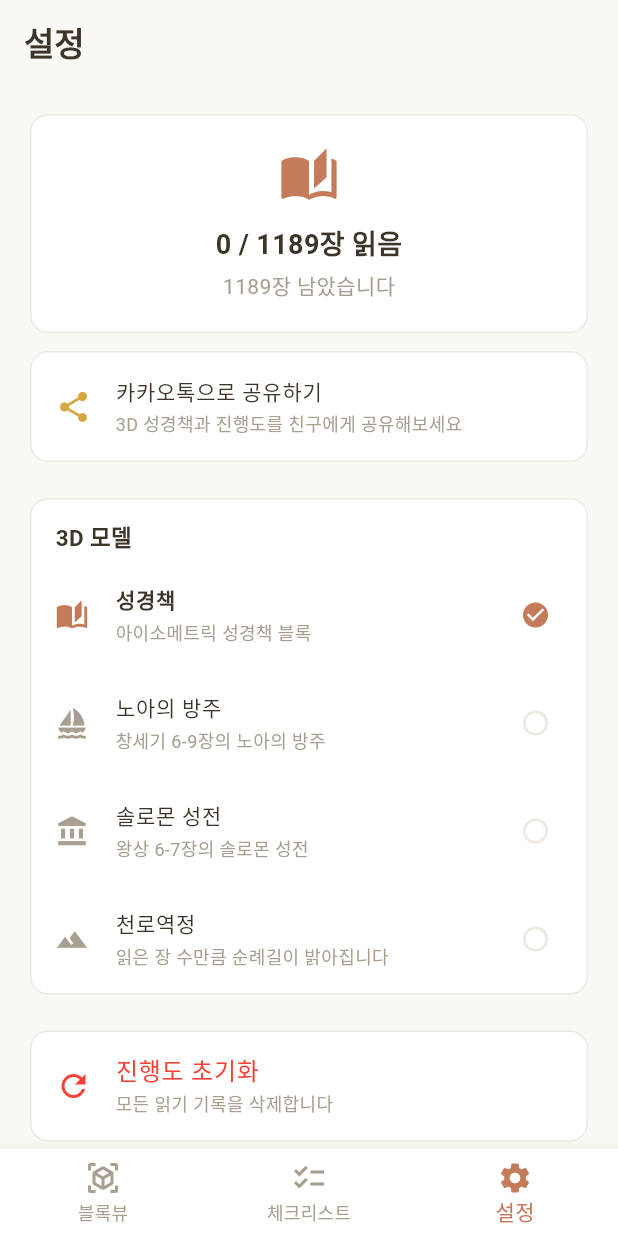
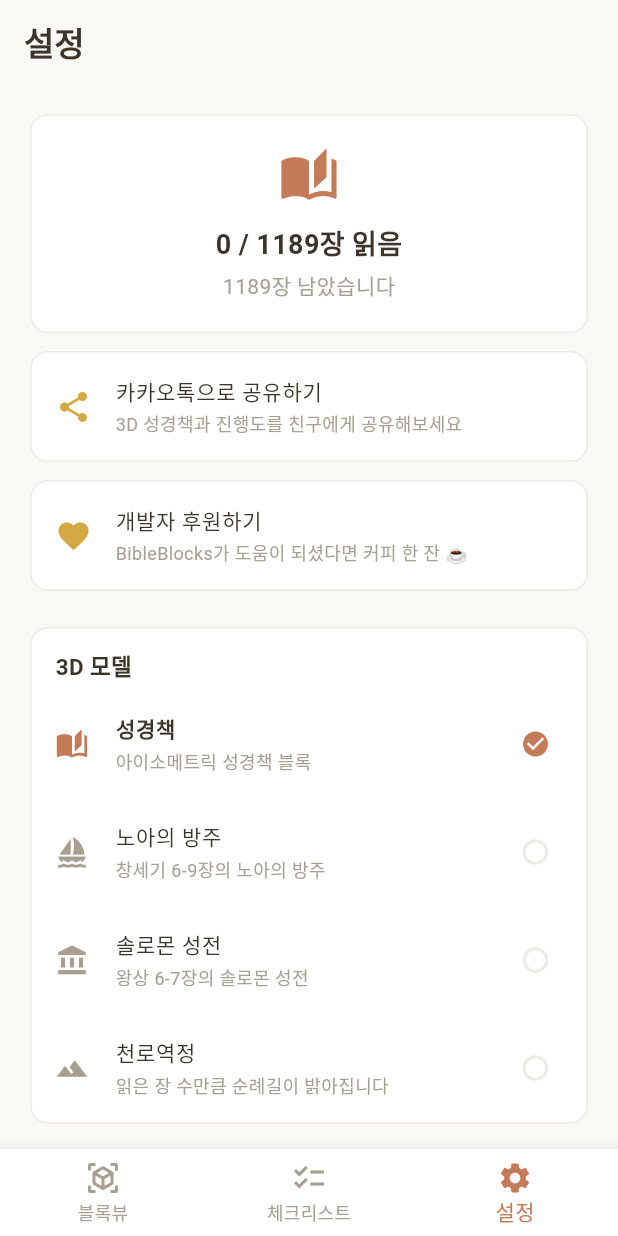
Before and after one commit to LeoParkProDev/BibleBlocks, a Flutter app: the SettingsScreen screen opened by its route, on a phone screen of 412 x 824 dp. Run offline on Flutter 3.47's test engine with Material 3 defaults, Android fonts, the phone set to English and light mode, and no system bars; our stand-ins replace cloud_firestore, firebase_core, flutter_riverpod, freezed_annotation, go_router, share_plus and 2 more; missing offline and left inert: dart:js_interop, kakao_flutter_sdk_user; accounts and stored records are empty.

Commit message:
feat: 설정에 개발자 후원하기 버튼 추가
- url_launcher로 후원 링크 열기 (URL은 placeholder — 결제 수단 확정 시 교체)
- 실패 시 SnackBar 안내, 위젯 테스트 2개

Co-Authored-By: Claude Opus 4.8 <noreply@anthropic.com>

```diff
--- a/lib/screens/settings/settings_screen.dart
+++ b/lib/screens/settings/settings_screen.dart
@@ -1,6 +1,7 @@
 import 'package:flutter/foundation.dart' show kIsWeb;
 import 'package:flutter/material.dart';
 import 'package:flutter_riverpod/flutter_riverpod.dart';
+import 'package:url_launcher/url_launcher.dart';
 
 import '../../data/bible_data.dart';
 import '../../models/bible_model.dart';
@@ -12,6 +13,9 @@ import '../../services/share_service.dart';
 import '../../services/share_service_web.dart'
     if (dart.library.io) '../../services/share_service_stub.dart' as platform;
 import '../../theme/app_colors.dart';
+
+/// 개발자 후원 링크 (Toss toss.me). 발급 후 이 한 줄만 교체하면 됩니다.
+const String _tossDonationUrl = 'https://toss.me/YOUR_TOSS_ID';
 
 class SettingsScreen extends ConsumerWidget {
   const SettingsScreen({super.key});
@@ -93,6 +97,35 @@ class SettingsScreen extends ConsumerWidget {
                     ),
                   ),
                   onTap: () => _shareProgress(context, ref),
+                ),
+              ),
+
+              const SizedBox(height: 12),
+
+              // 개발자 후원하기
+              Container(
+                decoration: BoxDecoration(
+                  color: AppColors.surface,
+                  borderRadius: BorderRadius.circular(12),
+                  border: Border.all(color: AppColors.border),
+                ),
+                child: ListTile(
+                  leading: const Icon(Icons.favorite, color: AppColors.gold),
+                  title: const Text(
+                    '개발자 후원하기',
+                    style: TextStyle(
+                      fontSize: 14,
+                      color: AppColors.textPrimary,
+                    ),
+                  ),
+                  subtitle: const Text(
+                    'BibleBlocks가 도움이 되셨다면 커피 한 잔 ☕',
+                    style: TextStyle(
+                      fontSize: 12,
+                      color: AppColors.textSecondary,
+                    ),
+                  ),
+                  onTap: () => _openDonation(context),
                 ),
               ),
 
@@ -190,12 +223,11 @@ class SettingsScreen extends ConsumerWidget {
     final isGuest = ref.read(isGuestProvider).value ?? false;
     final nickname = isGuest ? '게스트' : (user?.nickname ?? '사용자');
 
+    final totalRead = ProgressService.totalRead(progressData);
+    final percent = (totalRead / BibleData.totalChapters * 100).round();
+
     try {
-      final totalRead = ProgressService.totalRead(progressData);
-      final percent = (totalRead / BibleData.totalChapters * 100).round();
-
       if (kIsWeb) {
-        // 웹: 카카오톡 공유
         platform.shareViaKakao(
           nickname: nickname,
           percent: percent,
@@ -205,7 +237,6 @@ class SettingsScreen extends ConsumerWidget {
           webUrl: 'https://bible-blocks-omega.vercel.app',
         );
       } else {
-        // 모바일: 네이티브 공유 시트
         await ShareService.shareProgress(
           progressData: progressData,
           nickname: nickname,
@@ -215,6 +246,24 @@ class SettingsScreen extends ConsumerWidget {
       if (context.mounted) {
         ScaffoldMessenger.of(context).showSnackBar(
           SnackBar(content: Text('공유 실패: $e')),
+        );
+      }
+    }
+  }
+
+  Future<void> _openDonation(BuildContext context) async {
+    final uri = Uri.parse(_tossDonationUrl);
+    try {
+      final ok = await launchUrl(uri, mode: LaunchMode.externalApplication);
+      if (!ok && context.mounted) {
+        ScaffoldMessenger.of(context).showSnackBar(
+          const SnackBar(content: Text('후원 페이지를 열 수 없습니다')),
+        );
+      }
+    } catch (e) {
+      if (context.mounted) {
+        ScaffoldMessenger.of(context).showSnackBar(
+          SnackBar(content: Text('후원 페이지를 열 수 없습니다: $e')),
         );
       }
     }
```
Also changed, not shown: 1 other file.
